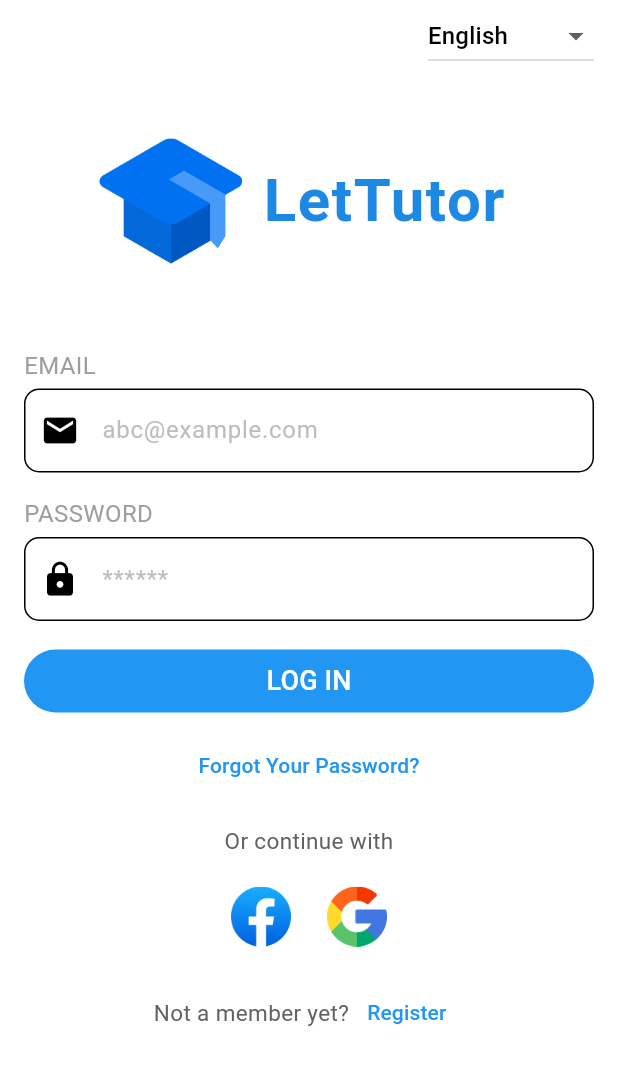
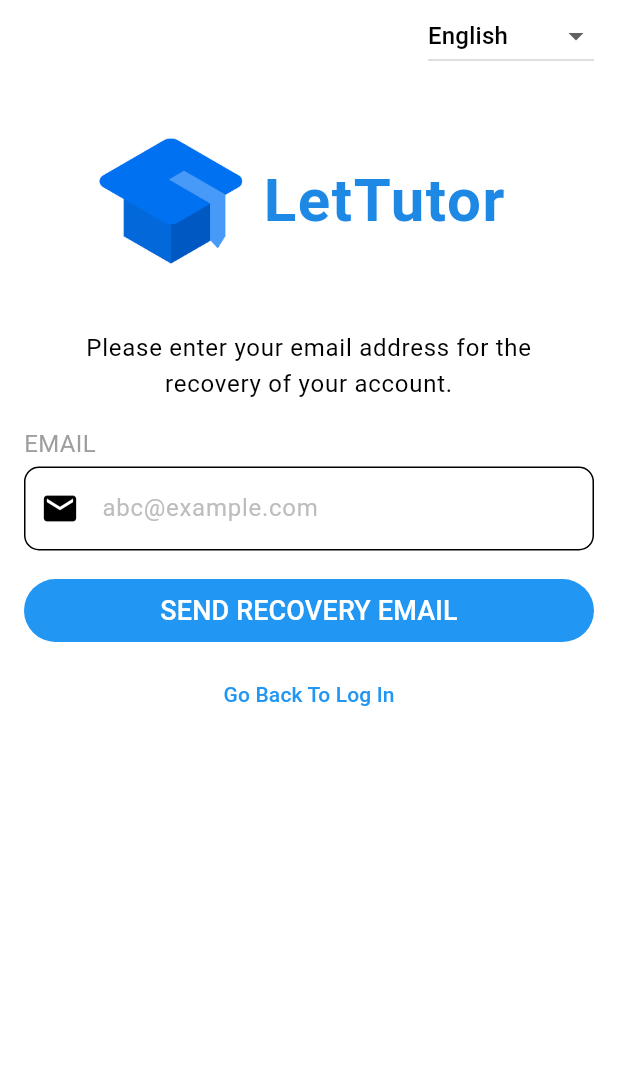
Before and after one commit to nguyentrongnhan1412/advancedmobileproject, a Flutter app: the screen it shows after launch, after a tap on "Forgot Your Password?", on a phone screen of 412 x 824 dp. Shown: the top 1065 px of the screen. Run offline on Flutter 3.47's test engine with Material 2 defaults, Android fonts, the phone set to English and light mode, and no system bars.

Commit message:
add forgot_password_view
- add forgot password view
- add routing to this view

```diff
--- a/lettutor/lib/main.dart
+++ b/lettutor/lib/main.dart
@@ -2,6 +2,7 @@ import 'package:flutter/material.dart';
 import 'package:lettutor/constants/routes.dart';
 import 'package:lettutor/views/authentication/login_view.dart';
 import 'package:lettutor/views/authentication/register_view.dart';
+import 'package:lettutor/views/authentication/forgot_password_view.dart';
 
 void main() {
   runApp(const Lettutor());
@@ -50,6 +51,7 @@ class Lettutor extends StatelessWidget {
       routes: {
         Routes.login: (context) => const LoginView(),
         Routes.register: (context) => const RegisterView(),
+        Routes.forgotPassword: (context) => const ForgotPasswordView(),
       }
     );
   }
--- /dev/null
+++ b/lettutor/lib/views/authentication/forgot_password_view.dart
@@ -0,0 +1,121 @@
+import 'package:flutter/material.dart';
+import 'package:lettutor/constants/datatype.dart';
+
+class ForgotPasswordView extends StatefulWidget {
+  const ForgotPasswordView({Key? key}) : super(key: key);
+
+  @override
+  State<ForgotPasswordView> createState() => _ForgotPasswordViewState();
+}
+
+class _ForgotPasswordViewState extends State<ForgotPasswordView> {
+  String chosenLanguage = Language.english;
+
+  @override
+  Widget build(BuildContext context) {
+    return Scaffold(
+        body: SingleChildScrollView(
+          padding: EdgeInsets.fromLTRB(16, MediaQuery.of(context).padding.top, 16, 16),
+          child: Column(
+            crossAxisAlignment: CrossAxisAlignment.stretch,
+            children: [
+
+              Align(
+                alignment: Alignment.centerRight,
+                child: DropdownButton<String>(
+                  value: chosenLanguage,
+                  items: const [
+                    DropdownMenuItem<String>(
+                      value: Language.english,
+                      child: Text(Language.english),
+                    ),
+                    DropdownMenuItem<String>(
+                      value: Language.vietnamese,
+                      child: Text(Language.vietnamese),
+                    ),
+                  ],
+                  onChanged: (String? language) {
+                    setState(() {
+                      chosenLanguage = language!;
+                    });
+                  },
+                ),
+              ),
+
+              Padding(
+                padding: const EdgeInsets.symmetric(vertical: 36),
+                child: Row(
+                  mainAxisAlignment: MainAxisAlignment.center,
+                  children: [
+                    Image.asset(
+                      'assets/logo/lettutor.png',
+                      width: 100,
+                      height: 100,
+                    ),
+                    Text(
+                      ' LetTutor ',
+                      style: Theme.of(context).textTheme.displayLarge,
+                    ),
+                  ],
+                ),
+              ),
+
+              Padding(
+                padding: const EdgeInsets.symmetric(horizontal: 24),
+                child: Text(
+                  'Please enter your email address for the recovery of your account.',
+                  style: Theme.of(context).textTheme.bodyLarge,
+                  textAlign: TextAlign.center,
+                ),
+              ),
+
+              const Padding(
+                padding: EdgeInsets.only(top: 16),
+                child: Text('EMAIL', style: TextStyle(fontSize: 16, color: Colors.grey)),
+              ),
+
+              Padding(
+                padding: const EdgeInsets.only(top: 4),
+                child: TextField(
+                  keyboardType: TextInputType.emailAddress,
+                  autocorrect: false,
+                  decoration: InputDecoration(
+                    hintStyle: TextStyle(color: Colors.grey[400]),
+                    hintText: "abc@example.com",
+                    prefixIcon: const Icon(Icons.mail, size: 26),
+                    border: const OutlineInputBorder(
+                        borderSide: BorderSide(color: Colors.grey, width: 2),
+                        borderRadius: BorderRadius.all(Radius.circular(10))),
+                  ),
+                ),
+              ),
+
+              Padding(
+                padding: const EdgeInsets.only(top: 16),
+                child: TextButton(
+                  onPressed: () {},
+                  style: const ButtonStyle(
+                      backgroundColor: MaterialStatePropertyAll(Colors.blue)),
+                  child: const Text(
+                    'SEND RECOVERY EMAIL',
+                    style: TextStyle(fontSize: 18, color: Colors.white),
+                  ),
+                ),
+              ),
+
+              Padding(
+                padding: const EdgeInsets.only(top: 8),
+                child: TextButton(
+                  onPressed: () {
+                    Navigator.pop(context);
+                  },
+                  child: const Text('Go Back To Log In'),
+                ),
+              ),
+
+            ],
+          )
+        )
+    );
+  }
+}
```
